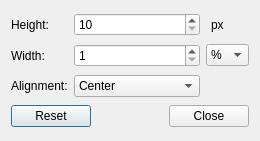
Before: the Qt Designer form panel/configpaneldialog.ui in lxqt/lxqt-panel, drawn with Qt 5.
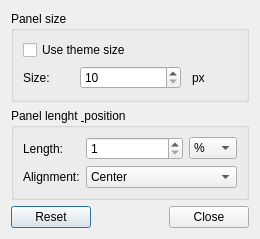
After: the same form once the commit is applied.

Commit message: Closes #131 Closes #181 Vertical panel fixed. All plugins should look good.

Diff of the .ui file:
```diff
--- a/panel/configpaneldialog.ui
+++ b/panel/configpaneldialog.ui
@@ -7,63 +7,81 @@
     <x>0</x>
     <y>0</y>
     <width>260</width>
-    <height>141</height>
+    <height>239</height>
    </rect>
   </property>
   <property name="windowTitle">
    <string>Configure panel</string>
   </property>
+  <layout class="QVBoxLayout" name="verticalLayout">
+   <item>
+    <widget class="QGroupBox" name="groupBox_size">
+     <property name="title">
+      <string>Panel size</string>
+     </property>
   <layout class="QGridLayout" name="gridLayout">
+      <item row="1" column="0">
+       <widget class="QLabel" name="label_size">
+        <property name="text">
+         <string>Size:</string>
+        </property>
+       </widget>
+      </item>
+      <item row="1" column="3">
+       <widget class="QLabel" name="label_px">
+        <property name="text">
+         <string>px</string>
+        </property>
+        <property name="indent">
+         <number>5</number>
+        </property>
+       </widget>
+      </item>
+      <item row="0" column="0" colspan="4">
+       <widget class="QCheckBox" name="checkBox_useTheme">
+        <property name="text">
+         <string>Use theme size</string>
+        </property>
+       </widget>
+      </item>
+      <item row="1" column="1" colspan="2">
+       <widget class="QSpinBox" name="spinBox_size">
+        <property name="minimum">
+         <number>10</number>
+        </property>
+       </widget>
+      </item>
+     </layout>
+    </widget>
+   </item>
+   <item>
+    <widget class="QGroupBox" name="groupBox">
+     <property name="title">
+      <string>Panel lenght &amp; position</string>
+     </property>
+     <layout class="QGridLayout" name="gridLayout_2">
+      <item row="0" column="1" colspan="2">
+       <widget class="QSpinBox" name="spinBox_length">
+        <property name="minimum">
+         <number>1</number>
+        </property>
+       </widget>
+      </item>
    <item row="0" column="0">
-    <widget class="QLabel" name="label">
+       <widget class="QLabel" name="label_length">
      <property name="text">
-      <string>Height:</string>
+         <string>Length:</string>
      </property>
     </widget>
    </item>
-   <item row="1" column="5">
-    <widget class="QComboBox" name="comboBox_widthType">
-     <item>
-      <property name="text">
-       <string>%</string>
-      </property>
-     </item>
-     <item>
-      <property name="text">
-       <string>px</string>
-      </property>
-     </item>
-    </widget>
-   </item>
-   <item row="2" column="0">
-    <widget class="QLabel" name="label_3">
+      <item row="1" column="0">
+       <widget class="QLabel" name="label_alignment">
      <property name="text">
       <string>Alignment:</string>
      </property>
     </widget>
    </item>
-   <item row="1" column="0">
-    <widget class="QLabel" name="label_2">
-     <property name="text">
-      <string>Width:</string>
-     </property>
-    </widget>
-   </item>
-   <item row="1" column="1" colspan="4">
-    <widget class="QSpinBox" name="spinBox_width">
-     <property name="minimum">
-      <number>1</number>
-     </property>
-    </widget>
-   </item>
-   <item row="0" column="1" colspan="4">
-    <widget class="QSpinBox" name="spinBox_height">
-     <property name="minimum">
-      <number>10</number>
-     </property>
-    </widget>
-   </item>
-   <item row="2" column="1" colspan="4">
+      <item row="1" column="1" colspan="3">
     <widget class="QComboBox" name="comboBox_alignment">
      <property name="currentIndex">
       <number>1</number>
@@ -85,23 +103,30 @@
      </item>
     </widget>
    </item>
-   <item row="3" column="0" colspan="6">
+      <item row="0" column="3">
+       <widget class="QComboBox" name="comboBox_widthType">
+        <item>
+         <property name="text">
+          <string>%</string>
+         </property>
+        </item>
+        <item>
+         <property name="text">
+          <string>px</string>
+         </property>
+        </item>
+       </widget>
+      </item>
+     </layout>
+    </widget>
+   </item>
+   <item>
     <widget class="QDialogButtonBox" name="buttonBox">
      <property name="standardButtons">
       <set>QDialogButtonBox::Close|QDialogButtonBox::Reset</set>
      </property>
     </widget>
    </item>
-   <item row="0" column="5">
-    <widget class="QLabel" name="label_4">
-     <property name="text">
-      <string>px</string>
-     </property>
-     <property name="indent">
-      <number>5</number>
-     </property>
-    </widget>
-   </item>
   </layout>
  </widget>
  <resources/>
```
Lines whose indentation alone changed are shown as unchanged. The commit also changes 18 other files.
